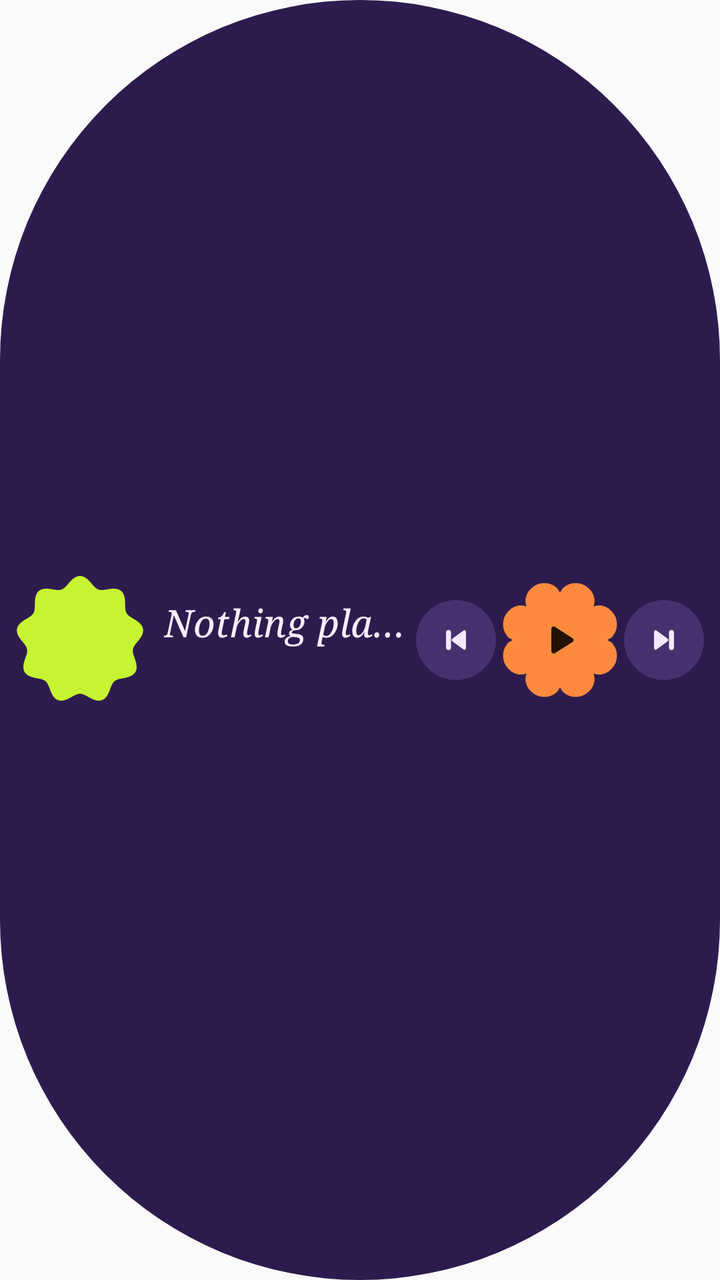
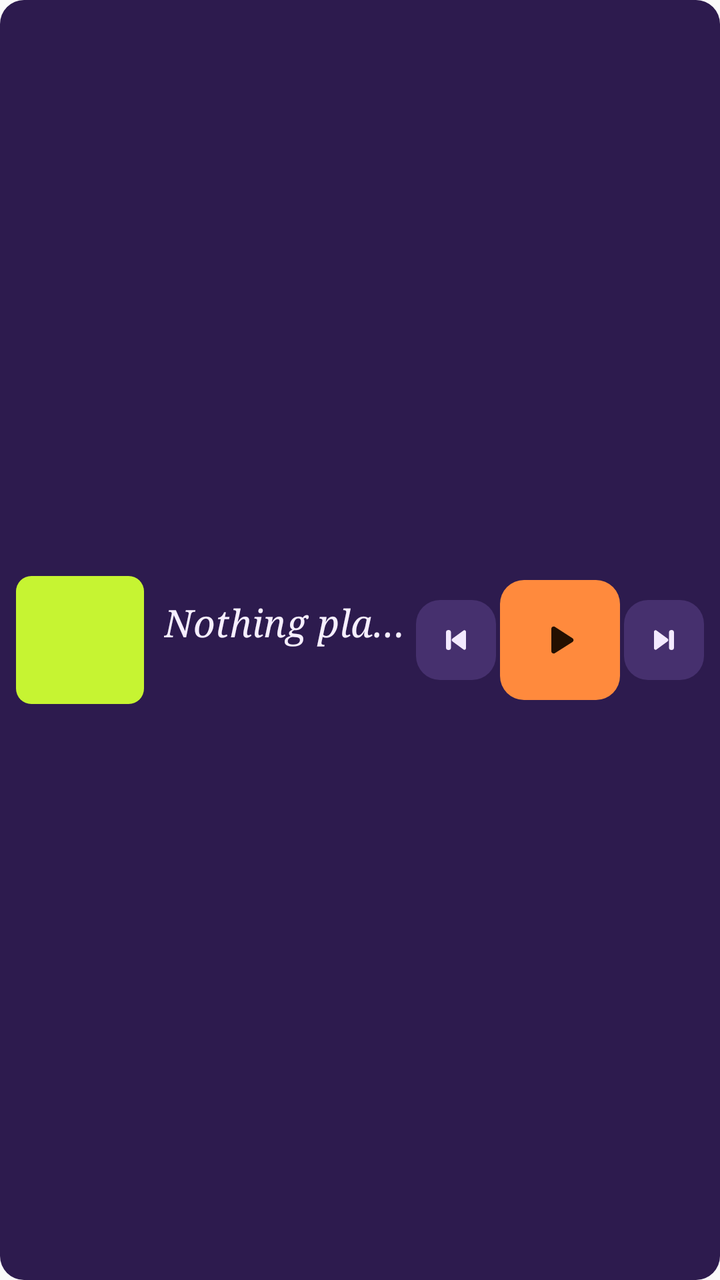

Before-and-after screenshots of an Android layout around one commit, followed by the original layout XML and the change that was made.
<!-- AndroidManifest.xml: application theme Theme.Verza -->
<!-- res/layout/widget_now_playing.xml -->
<?xml version="1.0" encoding="utf-8"?>
<FrameLayout xmlns:android="http://schemas.android.com/apk/res/android"
    android:id="@+id/widget_root"
    android:layout_width="match_parent"
    android:layout_height="match_parent">

    <ImageView
        android:id="@+id/widget_bg"
        android:layout_width="match_parent"
        android:layout_height="match_parent"
        android:importantForAccessibility="no"
        android:scaleType="fitXY"
        android:src="@drawable/widget_shape_pill"
        android:tint="@color/widget_container" />

    <LinearLayout
        android:layout_width="match_parent"
        android:layout_height="match_parent"
        android:gravity="center_vertical"
        android:orientation="horizontal"
        android:paddingStart="8dp"
        android:paddingEnd="8dp">

        <ImageView
            android:id="@+id/widget_cover"
            android:layout_width="64dp"
            android:layout_height="64dp"
            android:importantForAccessibility="no"
            android:scaleType="fitCenter"
            android:src="@drawable/widget_cover_cookie9" />

        <LinearLayout
            android:layout_width="0dp"
            android:layout_height="wrap_content"
            android:layout_marginStart="10dp"
            android:layout_weight="1"
            android:orientation="vertical">

            <TextView
                android:id="@+id/widget_title"
                android:layout_width="match_parent"
                android:layout_height="wrap_content"
                android:ellipsize="end"
                android:fontFamily="serif"
                android:maxLines="1"
                android:text="@string/widget_nothing_playing"
                android:textColor="@color/widget_on_container"
                android:textSize="19sp"
                android:textStyle="italic" />

            <TextView
                android:id="@+id/widget_artist"
                android:layout_width="match_parent"
                android:layout_height="wrap_content"
                android:ellipsize="end"
                android:fontFamily="sans-serif-medium"
                android:maxLines="1"
                android:textColor="@color/widget_on_container_muted"
                android:textSize="13sp" />
        </LinearLayout>

        <FrameLayout
            android:layout_width="40dp"
            android:layout_height="40dp">

            <ImageView
                android:id="@+id/widget_previous_bg"
                android:layout_width="match_parent"
                android:layout_height="match_parent"
                android:importantForAccessibility="no"
                android:src="@drawable/widget_shape_circle"
                android:tint="@color/widget_surface" />

            <ImageView
                android:id="@+id/widget_previous"
                android:layout_width="match_parent"
                android:layout_height="match_parent"
                android:contentDescription="@string/widget_previous"
                android:padding="10dp"
                android:src="@drawable/ic_widget_previous"
                android:tint="@color/widget_on_surface" />
        </FrameLayout>

        <FrameLayout
            android:layout_width="60dp"
            android:layout_height="60dp"
            android:layout_marginStart="2dp"
            android:layout_marginEnd="2dp">

            <ImageView
                android:id="@+id/widget_toggle_bg"
                android:layout_width="match_parent"
                android:layout_height="match_parent"
                android:importantForAccessibility="no"
                android:src="@drawable/widget_shape_flower8"
                android:tint="@color/widget_accent" />

            <ImageView
                android:id="@+id/widget_toggle"
                android:layout_width="match_parent"
                android:layout_height="match_parent"
                android:contentDescription="@string/widget_play"
                android:padding="17dp"
                android:src="@drawable/ic_widget_play"
                android:tint="@color/widget_on_accent" />
        </FrameLayout>

        <FrameLayout
            android:layout_width="40dp"
            android:layout_height="40dp">

            <ImageView
                android:id="@+id/widget_next_bg"
                android:layout_width="match_parent"
                android:layout_height="match_parent"
                android:importantForAccessibility="no"
                android:src="@drawable/widget_shape_circle"
                android:tint="@color/widget_surface" />

            <ImageView
                android:id="@+id/widget_next"
                android:layout_width="match_parent"
                android:layout_height="match_parent"
                android:contentDescription="@string/widget_next"
                android:padding="10dp"
                android:src="@drawable/ic_widget_next"
                android:tint="@color/widget_on_surface" />
        </FrameLayout>
    </LinearLayout>
</FrameLayout>
<!-- resources referenced by this layout -->
<resources>
  <color name="widget_accent">#FFFF8A3D</color>
  <color name="widget_container">#FF2D1B4E</color>
  <color name="widget_on_accent">#FF241000</color>
  <color name="widget_on_container">#FFF6EFFF</color>
  <color name="widget_on_container_muted">#FFBFB0DA</color>
  <color name="widget_on_surface">#FFF3EAFF</color>
  <color name="widget_surface">#FF46306E</color>
  <!-- drawable ic_widget_next (drawable) -->
  <?xml version="1.0" encoding="utf-8"?>
  <vector xmlns:android="http://schemas.android.com/apk/res/android"
      android:width="24dp"
      android:height="24dp"
      android:viewportWidth="24"
      android:viewportHeight="24">
      <path
          android:fillColor="#FFFFFFFF"
          android:pathData="M6,7.1v9.8c0,0.8 0.9,1.3 1.5,0.8l6.7,-4.9c0.5,-0.4 0.5,-1.2 0,-1.6L7.5,6.3C6.9,5.8 6,6.3 6,7.1zM16.5,6a1.5,1.5 0 0,1 1.5,1.5v9a1.5,1.5 0 0,1 -3,0v-9A1.5,1.5 0 0,1 16.5,6z" />
  </vector>
  <!-- drawable ic_widget_play (drawable) -->
  <?xml version="1.0" encoding="utf-8"?>
  <vector xmlns:android="http://schemas.android.com/apk/res/android"
      android:width="24dp"
      android:height="24dp"
      android:viewportWidth="24"
      android:viewportHeight="24">
      <path
          android:fillColor="#FFFFFFFF"
          android:pathData="M8,6.8v10.4c0,0.8 0.9,1.3 1.6,0.9l8.2,-5.2c0.6,-0.4 0.6,-1.3 0,-1.7L9.6,5.9C8.9,5.5 8,6 8,6.8z" />
  </vector>
  <!-- drawable ic_widget_previous (drawable) -->
  <?xml version="1.0" encoding="utf-8"?>
  <vector xmlns:android="http://schemas.android.com/apk/res/android"
      android:width="24dp"
      android:height="24dp"
      android:viewportWidth="24"
      android:viewportHeight="24">
      <path
          android:fillColor="#FFFFFFFF"
          android:pathData="M18,7.1v9.8c0,0.8 -0.9,1.3 -1.5,0.8l-6.7,-4.9c-0.5,-0.4 -0.5,-1.2 0,-1.6l6.7,-4.9C17.1,5.8 18,6.3 18,7.1zM7.5,6a1.5,1.5 0 0,1 1.5,1.5v9a1.5,1.5 0 0,1 -3,0v-9A1.5,1.5 0 0,1 7.5,6z" />
  </vector>
  <!-- drawable widget_cover_cookie9: vector/xml drawable (drawable, 4414 chars, omitted) -->
  <!-- drawable widget_shape_circle (drawable) -->
  <?xml version="1.0" encoding="utf-8"?>
  <shape xmlns:android="http://schemas.android.com/apk/res/android" android:shape="oval">
      <solid android:color="#FFFFFFFF" />
  </shape>
  <!-- drawable widget_shape_flower8: vector/xml drawable (drawable, 4390 chars, omitted) -->
  <!-- drawable widget_shape_pill (drawable) -->
  <?xml version="1.0" encoding="utf-8"?>
  <shape xmlns:android="http://schemas.android.com/apk/res/android" android:shape="rectangle">
      <corners android:radius="999dp" />
      <solid android:color="#FFFFFFFF" />
  </shape>
  <string name="widget_next">Next track</string>
  <string name="widget_nothing_playing">Nothing playing</string>
  <string name="widget_play">Play</string>
  <string name="widget_previous">Previous track</string>
  <style name="Theme.Verza" parent="android:Theme.Material.Light.NoActionBar">
          <item name="android:statusBarColor">@android:color/transparent</item>
          <item name="android:navigationBarColor">@android:color/transparent</item>
      </style>
</resources>

<!-- the commit's change to res/layout/widget_now_playing.xml (unified diff, before → after) -->
@@ -10,7 +10,7 @@
         android:layout_height="match_parent"
         android:importantForAccessibility="no"
         android:scaleType="fitXY"
-        android:src="@drawable/widget_shape_pill"
+        android:src="@drawable/widget_shape_card"
         android:tint="@color/widget_container" />
 
     <LinearLayout
@@ -68,7 +68,7 @@
                 android:layout_width="match_parent"
                 android:layout_height="match_parent"
                 android:importantForAccessibility="no"
-                android:src="@drawable/widget_shape_circle"
+                android:src="@drawable/widget_shape_card"
                 android:tint="@color/widget_surface" />
 
             <ImageView
@@ -92,7 +92,7 @@
                 android:layout_width="match_parent"
                 android:layout_height="match_parent"
                 android:importantForAccessibility="no"
-                android:src="@drawable/widget_shape_flower8"
+                android:src="@drawable/widget_shape_card"
                 android:tint="@color/widget_accent" />
 
             <ImageView
@@ -114,7 +114,7 @@
                 android:layout_width="match_parent"
                 android:layout_height="match_parent"
                 android:importantForAccessibility="no"
-                android:src="@drawable/widget_shape_circle"
+                android:src="@drawable/widget_shape_card"
                 android:tint="@color/widget_surface" />
 
             <ImageView
<!-- resource entries referenced after the edit -->
@@ -40,17 +40,21 @@
           android:fillColor="#FFFFFFFF"
           android:pathData="M18,7.1v9.8c0,0.8 -0.9,1.3 -1.5,0.8l-6.7,-4.9c-0.5,-0.4 -0.5,-1.2 0,-1.6l6.7,-4.9C17.1,5.8 18,6.3 18,7.1zM7.5,6a1.5,1.5 0 0,1 1.5,1.5v9a1.5,1.5 0 0,1 -3,0v-9A1.5,1.5 0 0,1 7.5,6z" />
   </vector>
-  <!-- drawable widget_cover_cookie9: vector/xml drawable (drawable, 4414 chars, omitted) -->
-  <!-- drawable widget_shape_circle (drawable) -->
+  <!-- drawable widget_cover_cookie9 (drawable) -->
   <?xml version="1.0" encoding="utf-8"?>
-  <shape xmlns:android="http://schemas.android.com/apk/res/android" android:shape="oval">
-      <solid android:color="#FFFFFFFF" />
-  </shape>
-  <!-- drawable widget_shape_flower8: vector/xml drawable (drawable, 4390 chars, omitted) -->
-  <!-- drawable widget_shape_pill (drawable) -->
+  <vector xmlns:android="http://schemas.android.com/apk/res/android"
+      android:width="100dp"
+      android:height="100dp"
+      android:viewportWidth="100"
+      android:viewportHeight="100">
+      <path
+          android:fillColor="@color/widget_tertiary"
+          android:pathData="M12,0H88A12,12 0 0 1 100,12V88A12,12 0 0 1 88,100H12A12,12 0 0 1 0,88V12A12,12 0 0 1 12,0Z" />
+  </vector>
+  <!-- drawable widget_shape_card (drawable) -->
   <?xml version="1.0" encoding="utf-8"?>
   <shape xmlns:android="http://schemas.android.com/apk/res/android" android:shape="rectangle">
-      <corners android:radius="999dp" />
+      <corners android:radius="@dimen/widget_corner" />
       <solid android:color="#FFFFFFFF" />
   </shape>
   <string name="widget_next">Next track</string>
@@ -61,5 +65,7 @@
           <item name="android:statusBarColor">@android:color/transparent</item>
           <item name="android:navigationBarColor">@android:color/transparent</item>
       </style>
+  <color name="widget_tertiary">#FFC6F432</color>
+  <dimen name="widget_corner">12dp</dimen>
 </resources>
 
